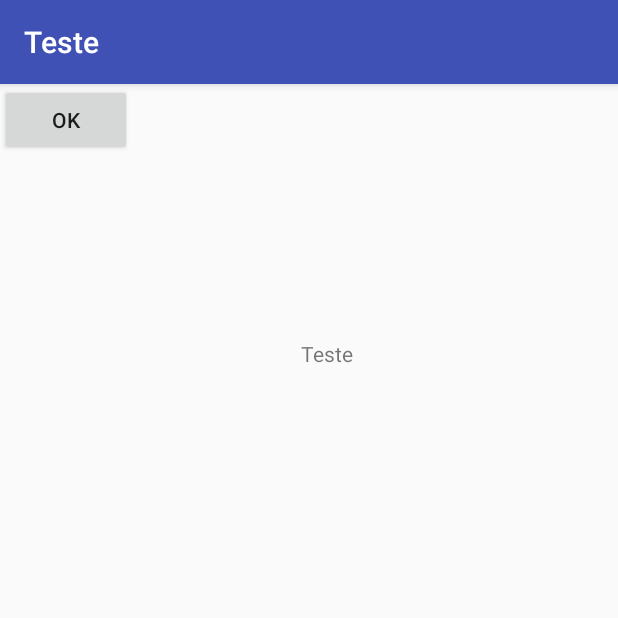
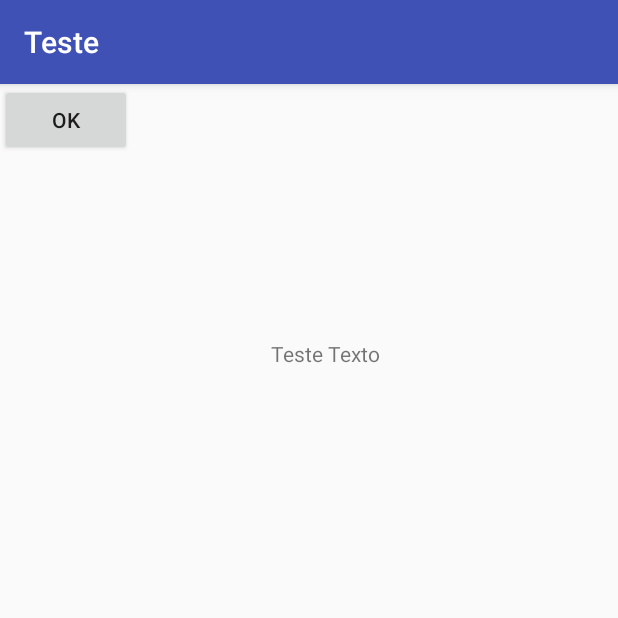
Before and after one commit to enzoteles/teste-kanamobile, an Android app: the screen it shows after launch (MainActivity), on a phone screen of 412 x 824 dp, the top half of it. Run offline under Robolectric (Android 15) with nearby library versions, the phone set to English and light mode, and no system bars.

Commit message:
update in the project

```diff
--- a/app/src/main/java/br/com/netshoes/teste/MainActivity.kt
+++ b/app/src/main/java/br/com/netshoes/teste/MainActivity.kt
@@ -10,12 +10,14 @@ class MainActivity : AppCompatActivity() {
         super.onCreate(savedInstanceState)
         setContentView(R.layout.activity_main)
 
-        tv_name.text = "Teste"
+        tv_name.text = "Teste Texto"
         bt_ok.setOnClickListener {
 
             tv_name.text = "Teste butão"
         }
 
 
+
+
     }
 }
```
